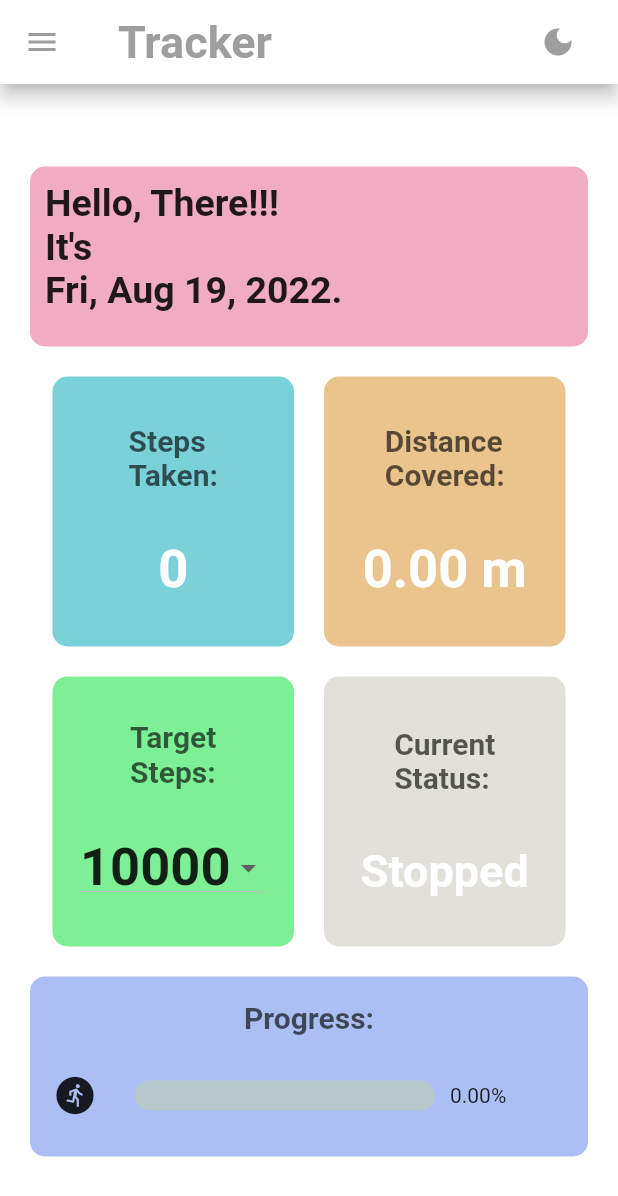
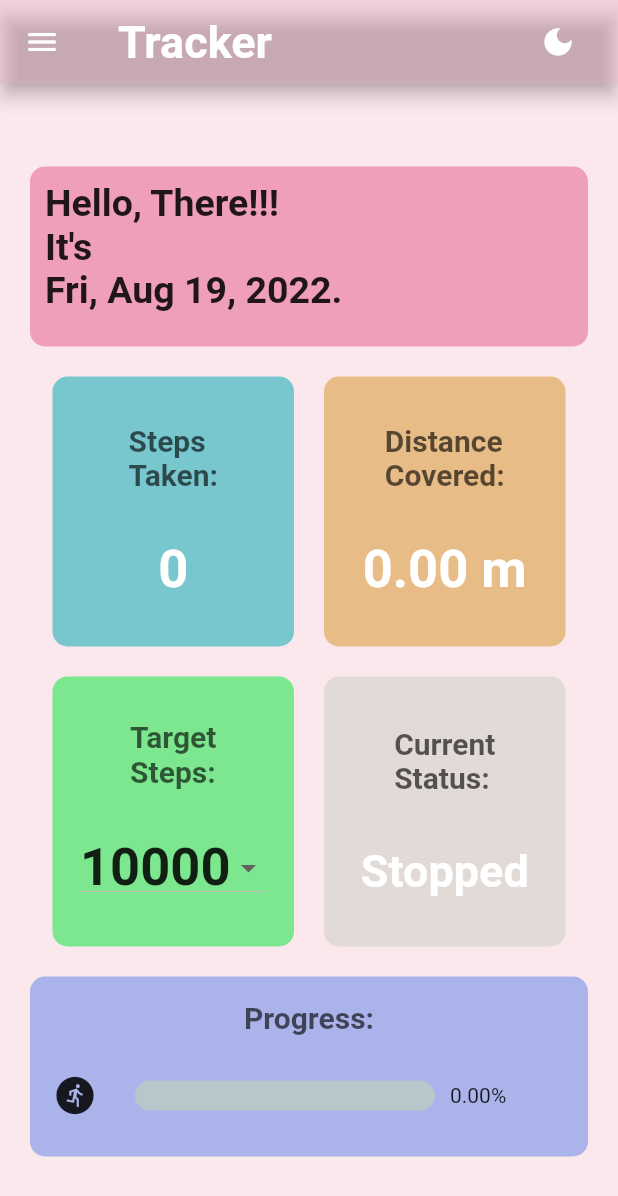
Before and after one commit to bprabin811/StepCounter, a Flutter app: the screen it shows after launch, on a phone screen of 412 x 824 dp. Shown: the top 1196 px of the screen. Run offline on Flutter 3.47's test engine with Material 2 defaults, Android fonts, the phone set to English and light mode, and no system bars; drawn by our look-alikes of percent_indicator; our stand-ins replace pedometer.

Commit message:
next changes

```diff
--- a/tracker/lib/main.dart
+++ b/tracker/lib/main.dart
@@ -22,7 +22,7 @@ class _TrackerState extends State<Tracker> {
   //ThemeData myMode=ThemeData.light();
   String myName='There';
   bool isStart=false;
-  Color myColor=Colors.white;
+  Color myColor= const Color.fromARGB(72, 241, 173, 193);
 
   @override
   Widget build(BuildContext context) {
@@ -35,7 +35,7 @@ class _TrackerState extends State<Tracker> {
         backgroundColor: myColor,
         appBar: AppBar(
           backgroundColor: myColor,
-          foregroundColor: Colors.grey[500],
+          foregroundColor: Colors.white,
           elevation: 5,
           title:Row(
             mainAxisAlignment: MainAxisAlignment.spaceBetween,
@@ -44,14 +44,14 @@ class _TrackerState extends State<Tracker> {
                 fontSize: 30,
                 fontWeight: FontWeight.bold,
               ),),
-              myColor==Colors.white?IconButton(onPressed: (){
+              myColor==const Color.fromARGB(72, 241, 173, 193)?IconButton(onPressed: (){
             setState(() {
-              myColor=Colors.black;
+              myColor=const Color.fromARGB(123, 0, 0, 0);
             });
           }, icon: const Icon( Icons.dark_mode)):
           IconButton(onPressed: (){
             setState(() {
-              myColor=Colors.white;
+              myColor=const Color.fromARGB(72, 241, 173, 193);
             });
           }, icon: const Icon( Icons.light_mode)),
             ],
```
